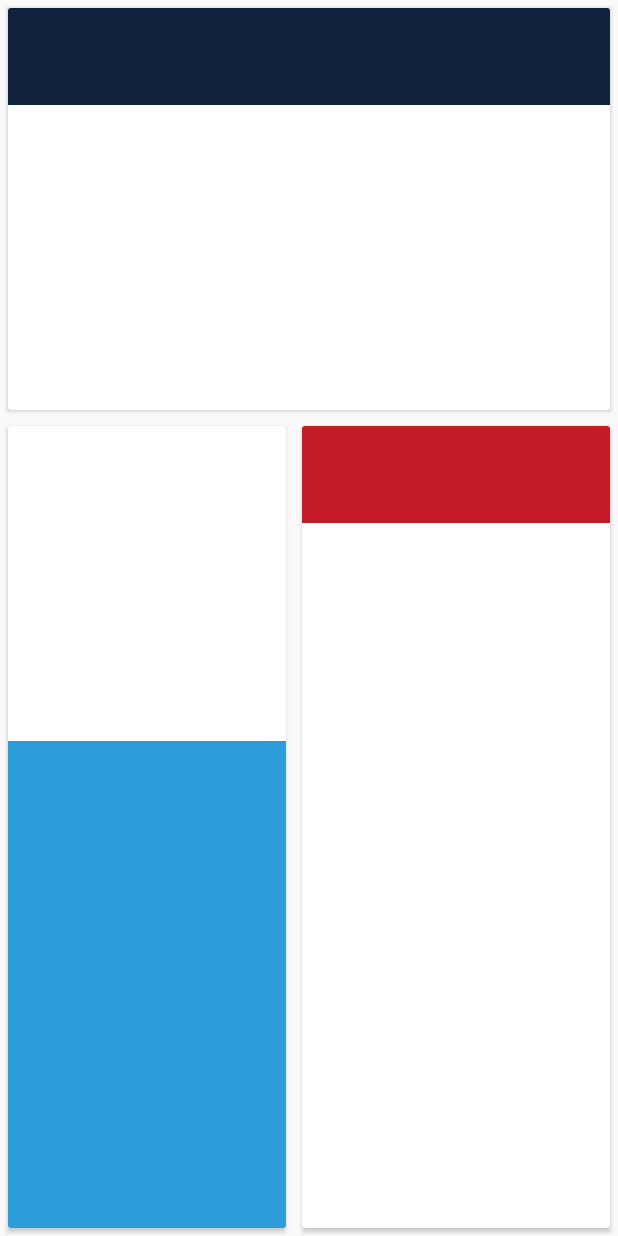
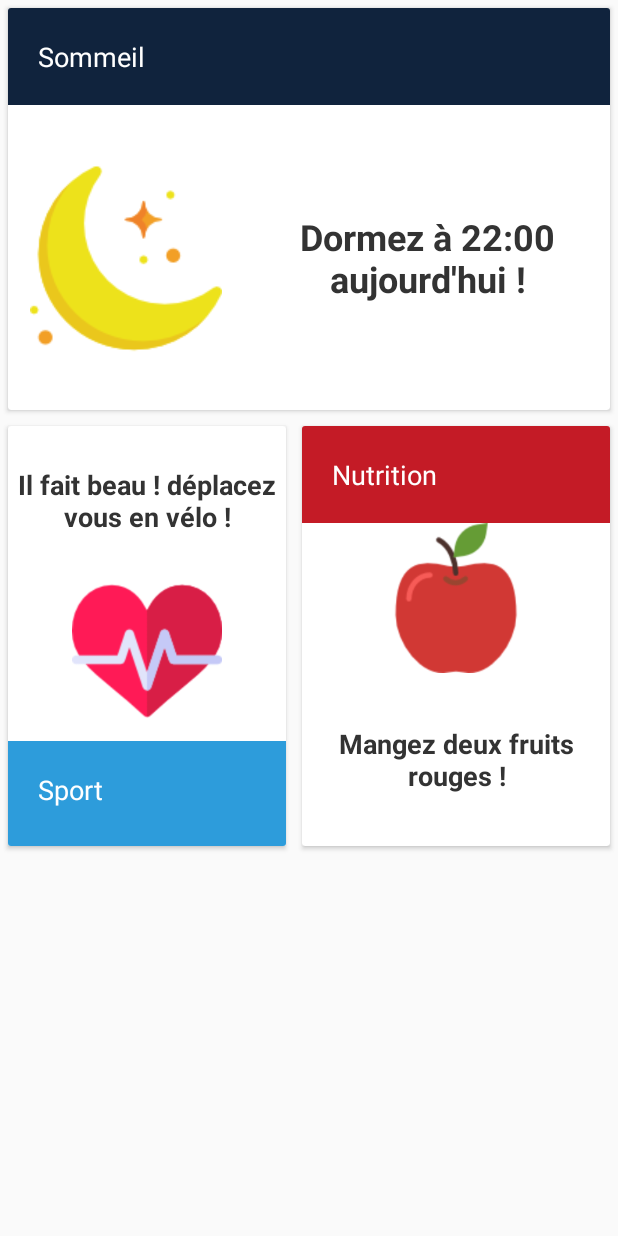
Before and after one commit to Atmos4/IHM, an Android app: the fragment ChallengeFragment shown on its own in the app's theme, on a phone screen of 412 x 824 dp. Run offline under Robolectric (Android 15) with nearby library versions, the phone set to English and light mode, and no system bars.

Commit message:
Défis 2

```diff
--- a/app/src/main/res/layout/fragment_challenge.xml
+++ b/app/src/main/res/layout/fragment_challenge.xml
@@ -38,7 +38,7 @@
                 android:padding="20dp"
                 android:textColor="#FFFF"
                 android:textSize="18sp"
-                tools:text="Sommeil" />
+                android:text="Sommeil" />
 
             <LinearLayout
                 android:layout_width="match_parent"
@@ -50,7 +50,7 @@
                     android:layout_width="157dp"
                     android:layout_height="203dp"
                     android:scaleType="center"
-                    tools:src="@drawable/someil" />
+                    android:src="@drawable/someil" />
 
                 <TextView
                     android:id="@+id/someilTxt"
@@ -61,7 +61,7 @@
                     android:textStyle="bold"
                     android:textColor="#333"
                     android:textSize="24sp"
-                    tools:text="Dormez à 22:00 aujourd'hui !" />
+                    android:text="Dormez à 22:00 aujourd'hui !" />
             </LinearLayout>
 
 
@@ -78,7 +78,7 @@
         <android.support.v7.widget.CardView
 
             android:layout_width="185dp"
-            android:layout_height="match_parent"
+            android:layout_height="280dp"
             android:layout_margin="5dp"
 
             app:cardBackgroundColor="@android:color/white"
@@ -115,14 +115,14 @@
                         android:textStyle="bold"
                         android:textColor="#333"
                         android:textSize="18sp"
-                        tools:text="Il fait beau ! déplacez vous en vélo !" />
+                        android:text="Il fait beau ! déplacez vous en vélo !" />
 
                     <ImageView
                         android:id="@+id/sportImg"
                         android:layout_width="match_parent"
                         android:layout_height="100dp"
                         android:scaleType="fitCenter"
-                        tools:src="@drawable/sport" />
+                        android:src="@drawable/sport" />
                 </LinearLayout>
                 <TextView
                     android:id="@+id/sportTitre"
@@ -133,7 +133,7 @@
                     android:padding="20dp"
                     android:textColor="#FFFF"
                     android:textSize="18sp"
-                    tools:text="Sport" />
+                    android:text="Sport" />
 
             </LinearLayout>
 
@@ -142,7 +142,7 @@
         <android.support.v7.widget.CardView
 
             android:layout_width="match_parent"
-            android:layout_height="match_parent"
+            android:layout_height="280dp"
             android:layout_margin="5dp"
 
             app:cardBackgroundColor="@android:color/white"
@@ -172,7 +172,7 @@
                     android:padding="20dp"
                     android:textColor="#FFFF"
                     android:textSize="18sp"
-                    tools:text="Nutrition" />
+                    android:text="Nutrition" />
 
                 <LinearLayout
                     android:layout_width="match_parent"
@@ -184,7 +184,7 @@
                         android:layout_width="match_parent"
                         android:layout_height="100dp"
                         android:scaleType="fitCenter"
-                        tools:src="@drawable/pomme" />
+                        android:src="@drawable/pomme" />
 
                     <TextView
                         android:id="@+id/nutritionTxt"
@@ -195,7 +195,7 @@
                         android:textColor="#333"
                         android:textSize="18sp"
                         android:textStyle="bold"
-                        tools:text="Mangez deux fruits rouges !" />
+                        android:text="Mangez deux fruits rouges !" />
                 </LinearLayout>
 
 
```
